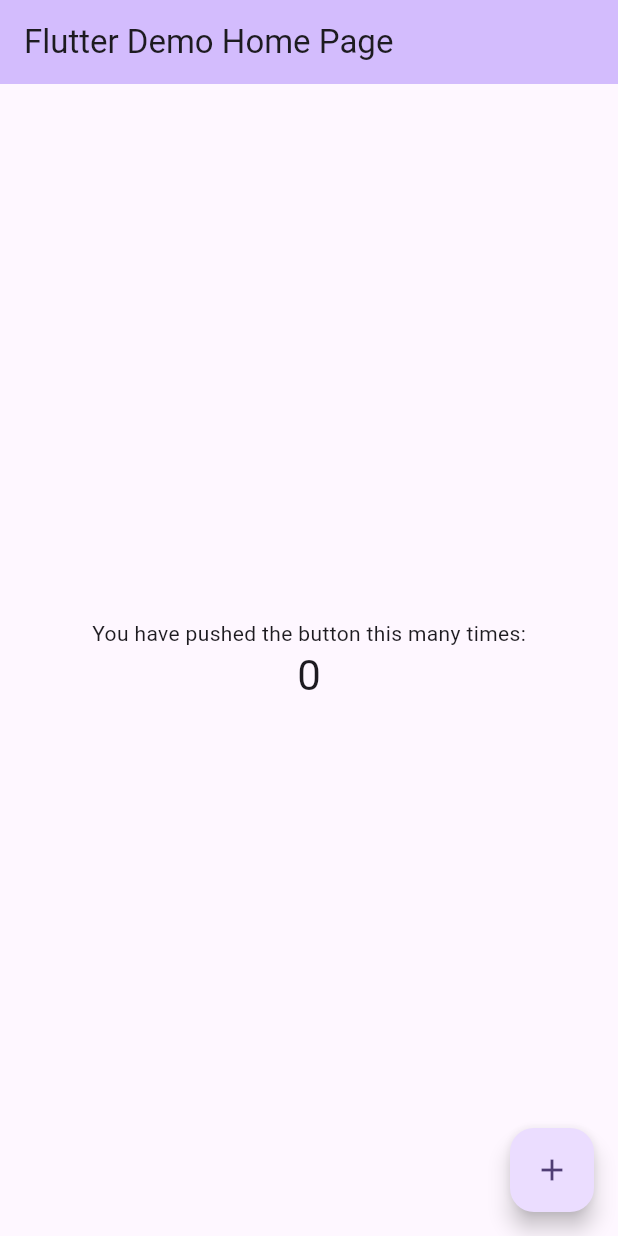
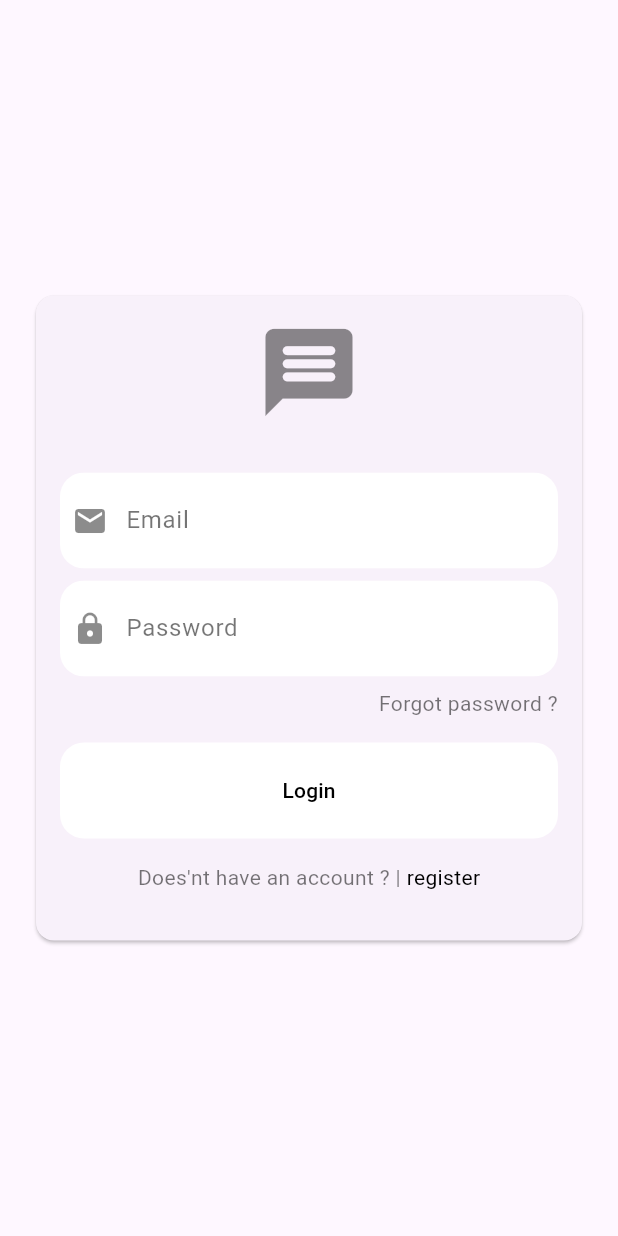
Before and after one commit to virturio/flutechat, a Flutter app: the screen it shows after launch, on a phone screen of 412 x 824 dp. Run offline on Flutter 3.47's test engine with Material 3 defaults, Android fonts, the phone set to English and light mode, and no system bars; our stand-ins replace firebase_core; accounts and stored records are empty.

Commit message:
setup auth page

```diff
--- /dev/null
+++ b/lib/auth/auth_state.dart
@@ -0,0 +1,6 @@
+import 'package:flutter/material.dart';
+
+class AuthSettings extends Notification {
+  final bool isRegister;
+  const AuthSettings({required this.isRegister});
+}
--- /dev/null
+++ b/lib/auth/auth_view.dart
@@ -0,0 +1,38 @@
+import 'package:flutechat/auth/auth_state.dart';
+import 'package:flutechat/auth/login/login_page.dart';
+import 'package:flutechat/auth/register/register_page.dart';
+import 'package:flutter/material.dart';
+
+class AuthView extends StatefulWidget {
+  const AuthView({super.key});
+
+  @override
+  State<AuthView> createState() => _AuthViewState();
+}
+
+class _AuthViewState extends State<AuthView> {
+  bool isRegister = false;
+
+  @override
+  Widget build(BuildContext context) {
+    return Scaffold(
+      body: NotificationListener<AuthSettings>(
+        onNotification: (notification) {
+          setState(() {
+            isRegister = notification.isRegister;
+          });
+
+          return true;
+        },
+        child: Center(
+          child: Card(
+              margin: const EdgeInsets.all(24),
+              child: Padding(
+                padding: const EdgeInsets.all(16.0),
+                child: isRegister ? const RegisterPage() : const LoginPage(),
+              )),
+        ),
+      ),
+    );
+  }
+}
--- /dev/null
+++ b/lib/auth/login/login_page.dart
@@ -0,0 +1,95 @@
+import 'package:flutechat/auth/auth_state.dart';
+import 'package:flutechat/shared/views.dart';
+import 'package:flutter/material.dart';
+
+class LoginPage extends StatelessWidget {
+  const LoginPage({super.key});
+
+  @override
+  Widget build(BuildContext context) {
+    const defaultTextStyle = TextStyle(
+      color: Colors.black54,
+    );
+
+    void reqisterCallback() {
+      context.dispatchNotification(const AuthSettings(isRegister: true));
+    }
+
+    Widget loginButton = SubmitButton(
+      submitText: "Login",
+      onTap: () {},
+    );
+
+    Widget forgotPasswordText = const Align(
+      alignment: Alignment.centerRight,
+      child: Text(
+        "Forgot password ?",
+        textAlign: TextAlign.end,
+        style: defaultTextStyle,
+      ),
+    );
+
+    Widget registerText = Row(
+      mainAxisAlignment: MainAxisAlignment.center,
+      crossAxisAlignment: CrossAxisAlignment.center,
+      children: [
+        const Text(
+          "Does'nt have an account ? | ",
+          style: defaultTextStyle,
+        ),
+        GestureDetector(
+          onTap: reqisterCallback,
+          child: const Text(
+            "register",
+            style: TextStyle(
+              color: Colors.black,
+            ),
+          ),
+        ),
+      ],
+    );
+
+    return Column(
+      mainAxisSize: MainAxisSize.min,
+      mainAxisAlignment: MainAxisAlignment.center,
+      crossAxisAlignment: CrossAxisAlignment.center,
+      children: [
+        const BrandLogo(),
+        const SizedBox(height: 32),
+        _LoginPageForm(),
+        const SizedBox(height: 8),
+        forgotPasswordText,
+        const SizedBox(height: 16),
+        loginButton,
+        const SizedBox(height: 16),
+        registerText,
+        const SizedBox(height: 16),
+      ],
+    );
+  }
+}
+
+class _LoginPageForm extends StatelessWidget {
+  @override
+  Widget build(BuildContext context) {
+    Widget emailTextField = const MyTextField(
+      hintText: "Email",
+      iconData: Icons.email,
+    );
+
+    Widget passwordTextField = const MyTextField(
+      hintText: "Password",
+      iconData: Icons.lock,
+      obscureText: true,
+    );
+
+    return Column(
+      mainAxisSize: MainAxisSize.min,
+      children: [
+        emailTextField,
+        const SizedBox(height: 8),
+        passwordTextField,
+      ],
+    );
+  }
+}
--- a/lib/main.dart
+++ b/lib/main.dart
@@ -1,3 +1,4 @@
+import 'package:flutechat/auth/auth_view.dart';
 import 'package:flutter/material.dart';
 
 void main() {
@@ -7,119 +8,16 @@
 class MyApp extends StatelessWidget {
   const MyApp({super.key});
 
-  // This widget is the root of your application.
   @override
   Widget build(BuildContext context) {
     return MaterialApp(
-      title: 'Flutter Demo',
+      title: 'FluteChat',
+      debugShowCheckedModeBanner: false,
       theme: ThemeData(
-        // This is the theme of your application.
-        //
-        // TRY THIS: Try running your application with "flutter run". You'll see
-        // the application has a purple toolbar. Then, without quitting the app,
-        // try changing the seedColor in the colorScheme below to Colors.green
-        // and then invoke "hot reload" (save your changes or press the "hot
-        // reload" button in a Flutter-supported IDE, or press "r" if you used
-        // the command line to start the app).
-        //
-        // Notice that the counter didn't reset back to zero; the application
-        // state is not lost during the reload. To reset the state, use hot
-        // restart instead.
-        //
-        // This works for code too, not just values: Most code changes can be
-        // tested with just a hot reload.
         colorScheme: ColorScheme.fromSeed(seedColor: Colors.deepPurple),
         useMaterial3: true,
       ),
-      home: const MyHomePage(title: 'Flutter Demo Home Page'),
+      home: const AuthView(),
     );
   }
 }
-
-class MyHomePage extends StatefulWidget {
-  const MyHomePage({super.key, required this.title});
-
-  // This widget is the home page of your application. It is stateful, meaning
-  // that it has a State object (defined below) that contains fields that affect
-  // how it looks.
-
-  // This class is the configuration for the state. It holds the values (in this
-  // case the title) provided by the parent (in this case the App widget) and
-  // used by the build method of the State. Fields in a Widget subclass are
-  // always marked "final".
-
-  final String title;
-
-  @override
-  State<MyHomePage> createState() => _MyHomePageState();
-}
-
-class _MyHomePageState extends State<MyHomePage> {
-  int _counter = 0;
-
-  void _incrementCounter() {
-    setState(() {
-      // This call to setState tells the Flutter framework that something has
-      // changed in this State, which causes it to rerun the build method below
-      // so that the display can reflect the updated values. If we changed
-      // _counter without calling setState(), then the build method would not be
-      // called again, and so nothing would appear to happen.
-      _counter++;
-    });
-  }
-
-  @override
-  Widget build(BuildContext context) {
-    // This method is rerun every time setState is called, for instance as done
-    // by the _incrementCounter method above.
-    //
-    // The Flutter framework has been optimized to make rerunning build methods
-    // fast, so that you can just rebuild anything that needs updating rather
-    // than having to individually change instances of widgets.
-    return Scaffold(
-      appBar: AppBar(
-        // TRY THIS: Try changing the color here to a specific color (to
-        // Colors.amber, perhaps?) and trigger a hot reload to see the AppBar
-        // change color while the other colors stay the same.
-        backgroundColor: Theme.of(context).colorScheme.inversePrimary,
-        // Here we take the value from the MyHomePage object that was created by
-        // the App.build method, and use it to set our appbar title.
-        title: Text(widget.title),
-      ),
-      body: Center(
-        // Center is a layout widget. It takes a single child and positions it
-        // in the middle of the parent.
-        child: Column(
-          // Column is also a layout widget. It takes a list of children and
-          // arranges them vertically. By default, it sizes itself to fit its
-          // children horizontally, and tries to be as tall as its parent.
-          //
-          // Column has various properties to control how it sizes itself and
-          // how it positions its children. Here we use mainAxisAlignment to
-          // center the children vertically; the main axis here is the vertical
-          // axis because Columns are vertical (the cross axis would be
-          // horizontal).
-          //
-          // TRY THIS: Invoke "debug painting" (choose the "Toggle Debug Paint"
-          // action in the IDE, or press "p" in the console), to see the
-          // wireframe for each widget.
-          mainAxisAlignment: MainAxisAlignment.center,
-          children: <Widget>[
-            const Text(
-              'You have pushed the button this many times:',
-            ),
-            Text(
-              '$_counter',
-              style: Theme.of(context).textTheme.headlineMedium,
-            ),
-          ],
-        ),
-      ),
-      floatingActionButton: FloatingActionButton(
-        onPressed: _incrementCounter,
-        tooltip: 'Increment',
-        child: const Icon(Icons.add),
-      ), // This trailing comma makes auto-formatting nicer for build methods.
-    );
-  }
-}
--- /dev/null
+++ b/lib/shared/views.dart
@@ -0,0 +1,90 @@
+import 'package:flutter/material.dart';
+
+class MyTextField extends StatelessWidget {
+  const MyTextField(
+      {super.key,
+      required this.hintText,
+      required this.iconData,
+      this.obscureText = false});
+
+  final IconData iconData;
+  final String hintText;
+  final bool obscureText;
+
+  @override
+  Widget build(BuildContext context) {
+    InputDecoration decoration = InputDecoration(
+      border: InputBorder.none,
+      hintText: hintText,
+      hintStyle: const TextStyle(
+        color: Colors.black54,
+      ),
+      filled: true,
+      fillColor: Colors.white,
+      prefixIconConstraints: const BoxConstraints(),
+      contentPadding: const EdgeInsets.all(20),
+      prefixIcon: Padding(
+        padding: const EdgeInsets.all(8.0),
+        child: Icon(
+          iconData,
+          color: Colors.black45,
+        ),
+      ),
+    );
+
+    return ClipRRect(
+      borderRadius: BorderRadius.circular(16),
+      child: TextField(
+        decoration: decoration,
+        obscureText: obscureText,
+      ),
+    );
+  }
+}
+
+class SubmitButton extends StatelessWidget {
+  const SubmitButton(
+      {super.key, required this.submitText, required this.onTap});
+
+  final String submitText;
+
+  final void Function() onTap;
+
+  @override
+  Widget build(BuildContext context) {
+    return Container(
+      width: double.infinity,
+      padding: const EdgeInsets.all(8),
+      decoration: BoxDecoration(
+        color: Colors.white,
+        borderRadius: BorderRadius.circular(16),
+      ),
+      child: TextButton(
+        onPressed: () {},
+        child: Text(
+          submitText,
+          style: const TextStyle(
+            color: Colors.black,
+          ),
+        ),
+      ),
+    );
+  }
+}
+
+class BrandLogo extends StatelessWidget {
+  const BrandLogo({super.key});
+
+  @override
+  Widget build(BuildContext context) {
+    return const SizedBox(
+      width: 70,
+      height: 70,
+      child: FittedBox(
+          child: Icon(
+        Icons.message_rounded,
+        color: Colors.black45,
+      )),
+    );
+  }
+}
```
Also changed, not shown: lib/auth/register/register_page.dart (added, +91 -0 lines).
